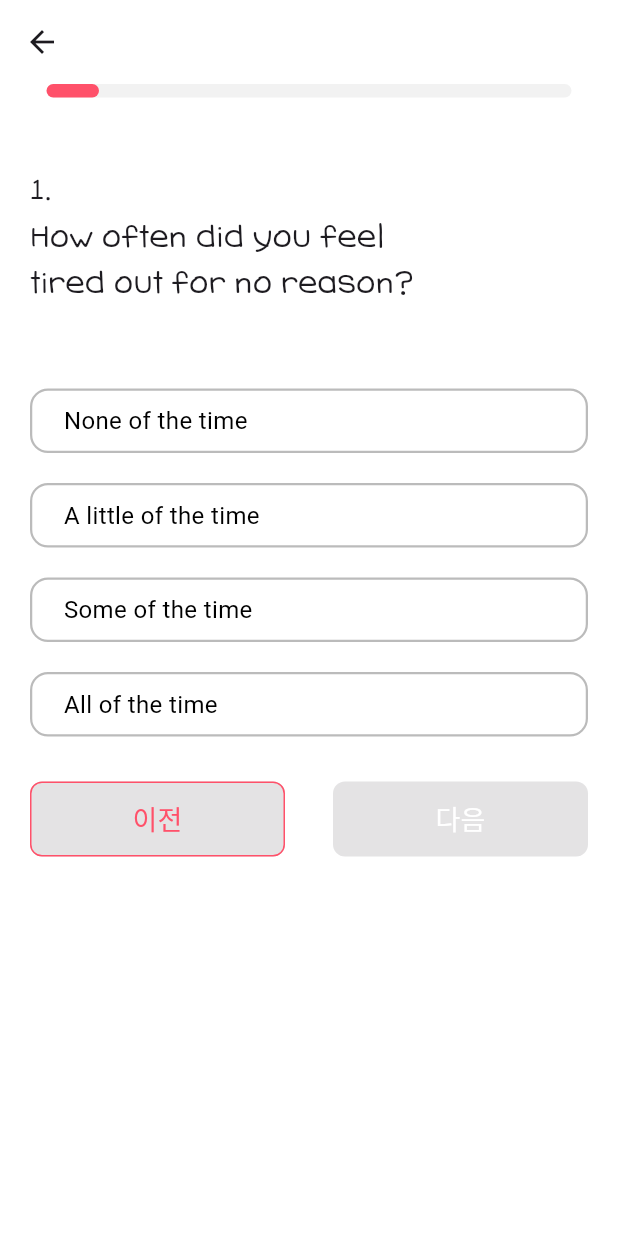
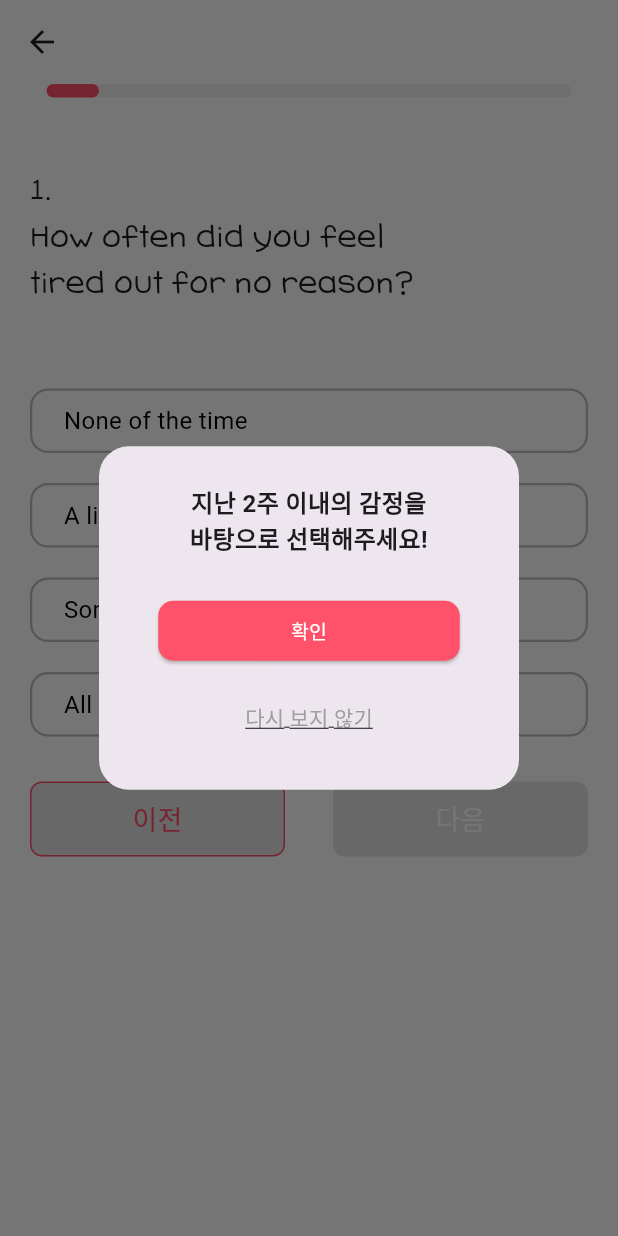
Before and after one commit to OZ-Pinned/OZ-Pinned, a Flutter app: the ResultPage screen opened directly with empty values, after a tap on an icon or button, on a phone screen of 412 x 824 dp. Run offline on Flutter 3.47's test engine with Material 3 defaults, Android fonts, the phone set to English and light mode, and no system bars; our stand-ins replace fl_chart, flutter_svg, image_picker, shared_preferences, video_player; missing offline and left inert: mailer; accounts and stored records are empty; network calls fail; Roboto replaces fonts that are missing (Pretendard); project files that could hold a hidden picture were left out.

Commit message:
✅ add : test 팝업

```diff
--- a/pinned/lib/screens/test.dart
+++ b/pinned/lib/screens/test.dart
@@ -6,6 +6,7 @@ import 'package:shared_preferences/shared_preferences.dart';
 import 'dart:convert';
 import 'package:http/http.dart' as http;
 import 'package:flutter_svg/flutter_svg.dart';
+import 'meditation.dart';
 
 void main() => runApp(MyApp());
 
@@ -28,19 +29,111 @@ class TestPage extends StatefulWidget {
   State<TestPage> createState() => _TestPageState();
 }
 
-class _TestPageState extends State<TestPage> {
+class _TestPageState extends State<TestPage> with WidgetsBindingObserver {
   late List<Map<String, dynamic>> testList;
 
   int testNum = 0; // 현재 질문 번호
   int totalScore = 0; // 총 점수
   Map<String, dynamic>? selectedAnswer; // 현재 선택된 답변
   List<Map<String, dynamic>> selectedAnswers = []; // 선택된 답변 리스트 추가
+  bool _isPopupShown = false;
 
   @override
   void initState() {
     super.initState();
     // 초기화: testList에 초기값 설정
     testList = widget.lang ? englishList : koreanList;
+    WidgetsBinding.instance.addObserver(this);
+  }
+
+  @override
+  void dispose() {
+    WidgetsBinding.instance.removeObserver(this);
+    super.dispose();
+  }
+
+  @override
+  void didChangeDependencies() {
+    super.didChangeDependencies();
+
+    if (!_isPopupShown) {
+      WidgetsBinding.instance.addPostFrameCallback((_) {
+        showPopup();
+        _isPopupShown = true; // 팝업 표시 상태 업데이트
+      });
+    }
+  }
+
+// 팝업 표시 함수
+  void showPopup() async {
+    SharedPreferences prefs = await SharedPreferences.getInstance();
+    bool hasSeenPopup = prefs.getBool('hasSeenPopup') ?? false;
+
+    // 팝업이 이전에 표시되지 않았을 때만 실행
+    if (!hasSeenPopup) {
+      showDialog(
+        context: context,
+        builder: (BuildContext context) {
+          return AlertDialog(
+            shape: RoundedRectangleBorder(
+                borderRadius: BorderRadius.circular(20.0)),
+            content: Container(
+              child: Column(
+                mainAxisSize: MainAxisSize.min,
+                children: [
+                  SizedBox(
+                    height: 10,
+                  ),
+                  Text(
+                    "지난 2주 이내의 감정을\n바탕으로 선택해주세요!",
+                    textAlign: TextAlign.center,
+                    style: TextStyle(
+                      fontFamily: "Pretendard",
+                      fontSize: 16,
+                      fontWeight: FontWeight.bold,
+                    ),
+                  ),
+                  SizedBox(
+                    height: 25,
+                  ),
+                  ElevatedButton(
+                    style: ElevatedButton.styleFrom(
+                      backgroundColor: Color(0xffFF516A),
+                      shape: RoundedRectangleBorder(
+                        borderRadius: BorderRadius.circular(10),
+                      ),
+                      fixedSize: Size(201, 31),
+                    ),
+                    onPressed: () {
+                      Navigator.of(context).pop();
+                    },
+                    child: Text(
+                      '확인',
+                      style: TextStyle(fontSize: 13, color: Colors.white),
+                    ),
+                  ),
+                  SizedBox(height: 10),
+                  TextButton(
+                    onPressed: () {
+                      prefs.setBool('hasSeenPopup', true); // 팝업 본 상태 저장
+                      Navigator.of(context).pop();
+                    },
+                    child: Text(
+                      "다시 보지 않기",
+                      style: TextStyle(
+                        fontSize: 14,
+                        color: Colors.grey,
+                        decoration: TextDecoration.underline,
+                      ),
+                    ),
+                  ),
+                ],
+              ),
+            ),
+          );
+        },
+      );
+    }
   }
 
   @override
@@ -442,7 +535,7 @@ class _ResultPageState extends State<ResultPage> {
                               Navigator.push(
                                 context,
                                 MaterialPageRoute(
-                                  builder: (context) => TestPage(lang: false),
+                                  builder: (context) => MeditationVideoList(),
                                 ),
                               );
                             } else {
```
